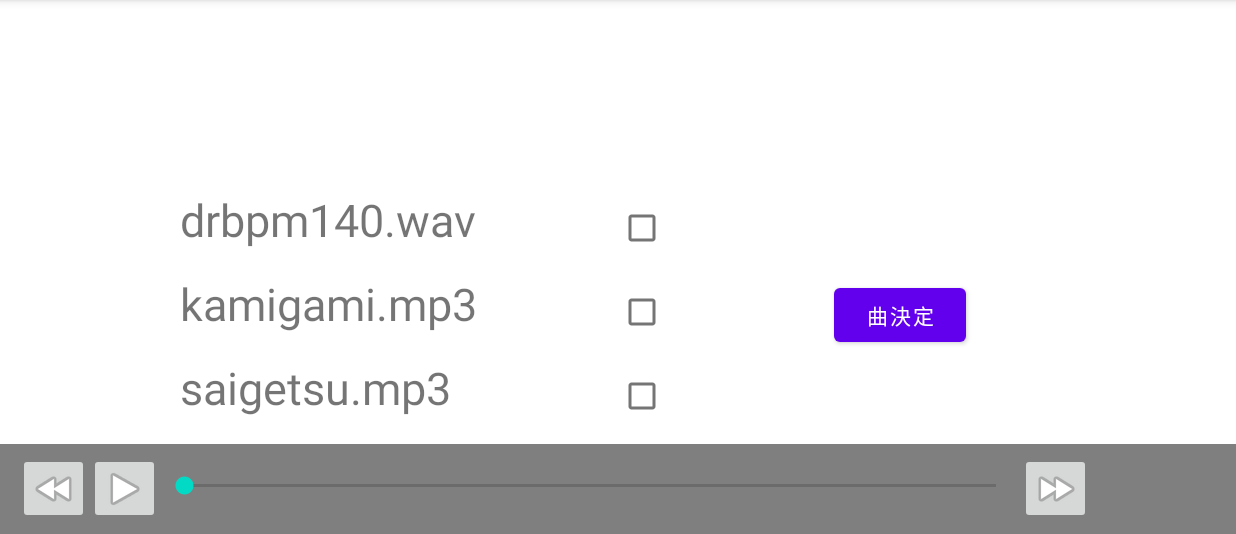
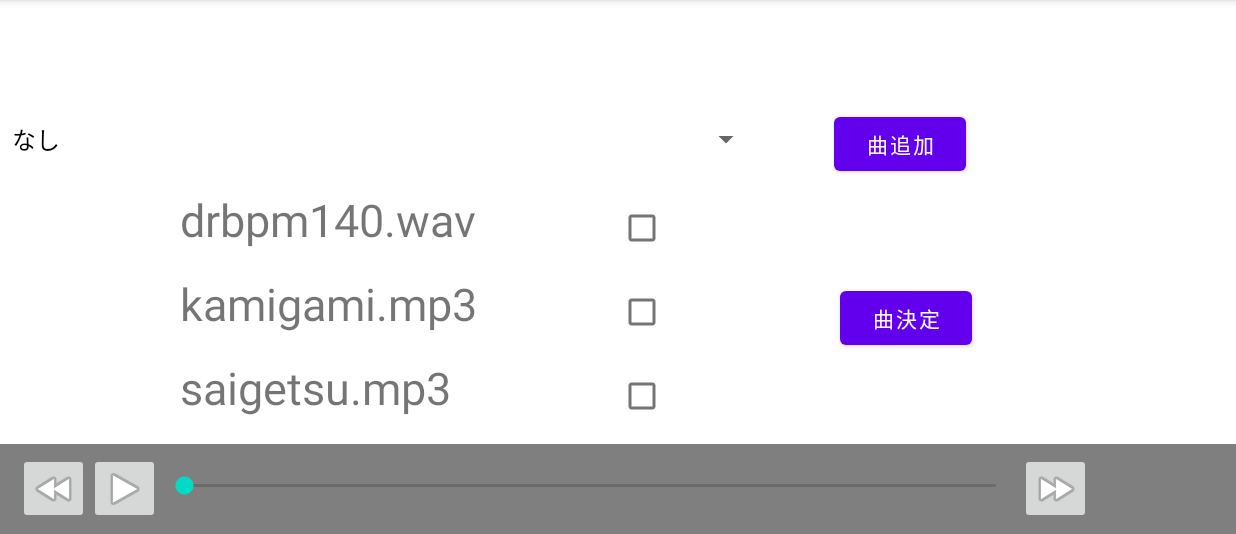
Before and after one commit to y3033006/kadai3, an Android app: the screen it shows after launch (MainActivity), on a phone screen of 824 x 412 dp (held sideways), the part 84-618 px from its top. Run offline under Robolectric (Android 15) with nearby library versions, the phone set to English and light mode, and no system bars.

Commit message:
曲追加機能

```diff
--- a/app/src/main/AndroidManifest.xml
+++ b/app/src/main/AndroidManifest.xml
@@ -1,6 +1,10 @@
 <?xml version="1.0" encoding="utf-8"?>
 <manifest xmlns:android="http://schemas.android.com/apk/res/android"
+    xmlns:tools="http://schemas.android.com/tools"
     package="com.example.y3033006.kadai3">
+
+    <uses-permission android:name="android.permission.WRITE_EXTERNAL_STORAGE"
+        tools:ignore="ScopedStorage" />
 
     <application
         android:allowBackup="true"
--- a/app/src/main/java/com/example/y3033006/kadai3/MainActivity.java
+++ b/app/src/main/java/com/example/y3033006/kadai3/MainActivity.java
@@ -1,20 +1,32 @@
 package com.example.y3033006.kadai3;
 
+import androidx.annotation.NonNull;
 import androidx.appcompat.app.AppCompatActivity;
+import androidx.core.app.ActivityCompat;
+import androidx.core.content.ContextCompat;
 import androidx.recyclerview.widget.LinearLayoutManager;
 import androidx.recyclerview.widget.RecyclerView;
 
+import android.Manifest;
+import android.content.pm.PackageManager;
 import android.os.Bundle;
+import android.os.Environment;
 import android.os.Handler;
+import android.view.View;
+import android.widget.AdapterView;
+import android.widget.ArrayAdapter;
 import android.widget.Button;
 import android.widget.ImageButton;
 import android.widget.SeekBar;
+import android.widget.Spinner;
 
+import java.io.File;
 import java.util.ArrayList;
 import java.util.List;
 
 
-public class MainActivity extends AppCompatActivity {
+public class MainActivity extends AppCompatActivity implements ActivityCompat.OnRequestPermissionsResultCallback{
+    final int REQUEST_CODE = 1;
     private MyMedia myMedia;
 
     public RecyclerView recyclerView;
@@ -23,6 +35,9 @@ public class MainActivity extends AppCompatActivity {
     private List<Integer> mSelectedFile;
     private List<Integer> mCurrentPosition;
 
+    String pass;
+    File[] files;
+    private final List<String> songList = new ArrayList<>();
 
     private SeekBar musicBar;
     //Threadが1系統しか生まれないようにするための判定変数
@@ -34,6 +49,8 @@ public class MainActivity extends AppCompatActivity {
 
 
     private ImageButton startPause;
+
+    String loadFilePath;
 
     @Override
     protected void onCreate(Bundle savedInstanceState) {
@@ -101,9 +118,6 @@ public class MainActivity extends AppCompatActivity {
                 makeBarThread();
                 startPause.setImageResource(android.R.drawable.ic_media_pause);
             }else{
-                //mFileName.add("saigetsu.mp3");
-                //myAdapter.notifyItemInserted(mFileName.lastIndexOf("saigetsu.mp3"));
-                //myAdapter.notifyDataSetChanged();
                 System.out.println("読み込み中"+mSelectedFile);
             }
         });
@@ -117,12 +131,55 @@ public class MainActivity extends AppCompatActivity {
             }
             musicBar.setProgress(0);
             myMedia.releaseAll();
+            //String path = pass+"/toho_a.mp3";
+            //myMedia.selectedMusicPass(path);
             for(int i=0;i<mSelectedFile.size();i++){
-                myMedia.selectedMusic(mFileName.get(mSelectedFile.get(i)), getApplicationContext());
+                if(mFileName.get(mSelectedFile.get(i)).contains("/")){
+                    myMedia.selectedMusicPass(mFileName.get(mSelectedFile.get(i)));
+                }else{
+                    myMedia.selectedMusic(mFileName.get(mSelectedFile.get(i)), getApplicationContext());
+                }
             }
             System.out.println("MainActivity120");
             myMedia.printList();
         });
+
+        File pathExternalPublicDir = Environment.getExternalStoragePublicDirectory(Environment.DIRECTORY_DOWNLOADS);
+        pass =pathExternalPublicDir.getPath();
+        CheckPermission();
+        //files = new File(pass).listFiles();
+        if(files!=null) {
+            for (File file : files) {
+                if (file.isFile() && file.getName().endsWith(".mp3")) {
+                    songList.add(file.getName());
+                }
+            }
+        }
+        //songList.clear();
+        if(songList.isEmpty()){
+            songList.add("なし");
+        }
+
+        ArrayAdapter adapter;
+        adapter = new ArrayAdapter(this,android.R.layout.simple_spinner_dropdown_item,songList);
+        Spinner spinnerDownload = findViewById(R.id.downloadSpinner);
+        spinnerDownload.setAdapter((adapter));
+        spinnerDownload.setOnItemSelectedListener(new AdapterView.OnItemSelectedListener() {
+            @Override
+            public void onItemSelected(AdapterView<?> parent, View view, int position, long id) {
+                if(parent.getAdapter().getItem(position)!="なし") {
+                    loadFilePath = pass + "/" + parent.getAdapter().getItem(position);
+                }else{
+                    loadFilePath = "なし";
+                }
+                //System.out.println(loadFilePath);
+            }
+
+            @Override
+            public void onNothingSelected(AdapterView<?> parent) {
+            }
+        });
+
         ImageButton skipButton = findViewById(R.id.skip15s);
         skipButton.setOnClickListener(v-> {
             myMedia.skipMusic();
@@ -138,6 +195,40 @@ public class MainActivity extends AppCompatActivity {
                 musicBar.setProgress(myMedia.getIndexCurrentPosition(0));
             }
         });
+        Button loadButton=findViewById(R.id.loadButton);
+        loadButton.setOnClickListener(v->{
+            mFileName.add(loadFilePath);
+            myAdapter.notifyItemInserted(mFileName.lastIndexOf(loadFilePath));
+        });
+    }
+
+    public  void CheckPermission(){
+        if(ContextCompat.checkSelfPermission(this, Manifest.permission.READ_EXTERNAL_STORAGE) != PackageManager.PERMISSION_GRANTED) {
+            //ここでパーミッションがあるかチェックしてる？
+            ActivityCompat.requestPermissions(this,new String[]{Manifest.permission.CAMERA}, REQUEST_CODE);
+            ActivityCompat.shouldShowRequestPermissionRationale(this, Manifest.permission.READ_EXTERNAL_STORAGE);//ここはよくわからないけど、必要っぽい？
+
+
+        }else{
+            files = new File(pass).listFiles();
+                //ActivityCompat.requestPermissions(this,new String[]{ Manifest.permission.READ_EXTERNAL_STORAGE},GetResultPermission);
+                //このelse文でユーザ側にアクセス可能かどうかをポップアップで聞いてくる
+        }
+    }
+
+    @Override
+    public void onRequestPermissionsResult(int requestCode, @NonNull String[] permissions, @NonNull int[] grantResults) {
+        super.onRequestPermissionsResult(requestCode, permissions, grantResults);
+        if (requestCode == REQUEST_CODE) {
+            if (grantResults.length > 0 && grantResults[0] == PackageManager.PERMISSION_GRANTED) {
+                // パーミッションが必要な処理
+                files = new File(pass).listFiles();
+            } else {
+                System.out.println("permissionsもらえず");
+                // パーミッションが得られなかった時
+                // 処理を中断する・エラーメッセージを出す・アプリケーションを終了する等
+            }
+        }
     }
 
     private void makeBarThread(){
--- a/app/src/main/java/com/example/y3033006/kadai3/MyAdapter.java
+++ b/app/src/main/java/com/example/y3033006/kadai3/MyAdapter.java
@@ -1,5 +1,6 @@
 package com.example.y3033006.kadai3;
 //参考：https://www.shookuro.com/entry/android-recycler-view
+import android.annotation.SuppressLint;
 import android.view.LayoutInflater;
 import android.view.View;
 import android.view.ViewGroup;
@@ -29,8 +30,8 @@ public class MyAdapter extends RecyclerView.Adapter<MyAdapter.ViewHolder> {
         void bind(List<Integer> selectedFile){
             checkBox.setOnCheckedChangeListener((buttonView, isChecked) -> {
                 System.out.println("SSS"+getLayoutPosition());
-                if(selectedFile.contains(getAdapterPosition())){
-                    selectedFile.remove((Integer) getAdapterPosition());
+                if(selectedFile.contains(getLayoutPosition())){
+                    selectedFile.remove((Integer) getLayoutPosition());
                 }else{
                     selectedFile.add(getLayoutPosition());
                 }
@@ -53,8 +54,12 @@ public class MyAdapter extends RecyclerView.Adapter<MyAdapter.ViewHolder> {
     }
 
     @Override
-    public void onBindViewHolder(ViewHolder holder,int position){
-        holder.textView.setText(listFileName.get(position));
+    public void onBindViewHolder(@NonNull ViewHolder holder, int position){
+        if(listFileName.get(position).contains("/")){
+            holder.textView.setText(listFileName.get(position).substring(listFileName.get(position).lastIndexOf("/")+1));
+        }else {
+            holder.textView.setText(listFileName.get(position));
+        }
         holder.bind(selectedFile);
     }
 
--- a/app/src/main/res/layout/activity_main.xml
+++ b/app/src/main/res/layout/activity_main.xml
@@ -13,8 +13,8 @@
         android:layout_marginBottom="16dp"
         android:gravity="center_horizontal"
         app:layout_constraintBottom_toTopOf="@+id/linearLayout"
-        tools:ignore="MissingConstraints"
-        tools:layout_editor_absoluteX="0dp" />
+        app:layout_constraintStart_toStartOf="parent"
+        tools:ignore="MissingConstraints" />
 
     <LinearLayout
         android:id="@+id/linearLayout"
@@ -25,6 +25,7 @@
         android:paddingLeft="12dp"
         android:paddingTop="6dp"
         app:layout_constraintBottom_toBottomOf="parent"
+        app:layout_constraintStart_toStartOf="parent"
         tools:ignore="MissingConstraints,RtlSymmetry">
 
         <ImageButton
@@ -68,12 +69,32 @@
         android:id="@+id/decisionMusicButton"
         android:layout_width="wrap_content"
         android:layout_height="wrap_content"
-        android:layout_marginStart="48dp"
-        android:layout_marginLeft="48dp"
-        android:layout_marginBottom="62dp"
+        android:layout_marginStart="52dp"
+        android:layout_marginLeft="52dp"
+        android:layout_marginBottom="60dp"
         android:text="@string/decisionButton"
         app:layout_constraintBottom_toTopOf="@+id/linearLayout"
         app:layout_constraintStart_toEndOf="@+id/list" />
 
+    <Spinner
+        android:id="@+id/downloadSpinner"
+        android:layout_width="508dp"
+        android:layout_height="50dp"
+        android:layout_marginBottom="8dp"
+        app:layout_constraintBottom_toTopOf="@+id/list"
+        app:layout_constraintStart_toStartOf="parent"
+        tools:ignore="MissingConstraints" />
+
+    <Button
+        android:id="@+id/loadButton"
+        android:layout_width="wrap_content"
+        android:layout_height="wrap_content"
+        android:layout_marginStart="48dp"
+        android:layout_marginLeft="48dp"
+        android:layout_marginBottom="68dp"
+        android:text="@string/loadButton"
+        app:layout_constraintBottom_toTopOf="@+id/decisionMusicButton"
+        app:layout_constraintStart_toEndOf="@+id/downloadSpinner" />
+
 
 </androidx.constraintlayout.widget.ConstraintLayout>
--- a/app/src/main/res/values/strings.xml
+++ b/app/src/main/res/values/strings.xml
@@ -6,4 +6,5 @@
     <string name="skipButton">putButton</string>
     <string name="startPauseButton">startPauseButton</string>
     <string name="decisionButton">曲決定</string>
+    <string name="loadButton">曲追加</string>
 </resources>
```
Also changed, not shown: app/src/main/java/com/example/y3033006/kadai3/MyMedia.java (+19 -0 lines).
